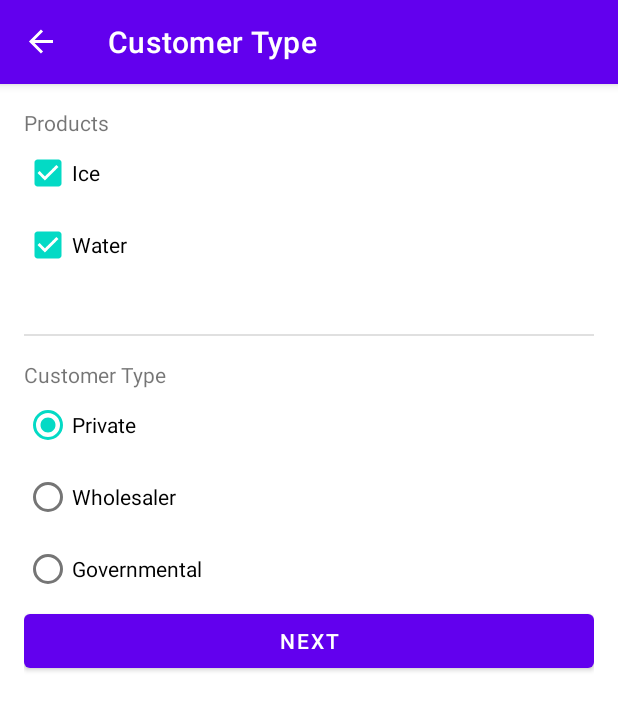
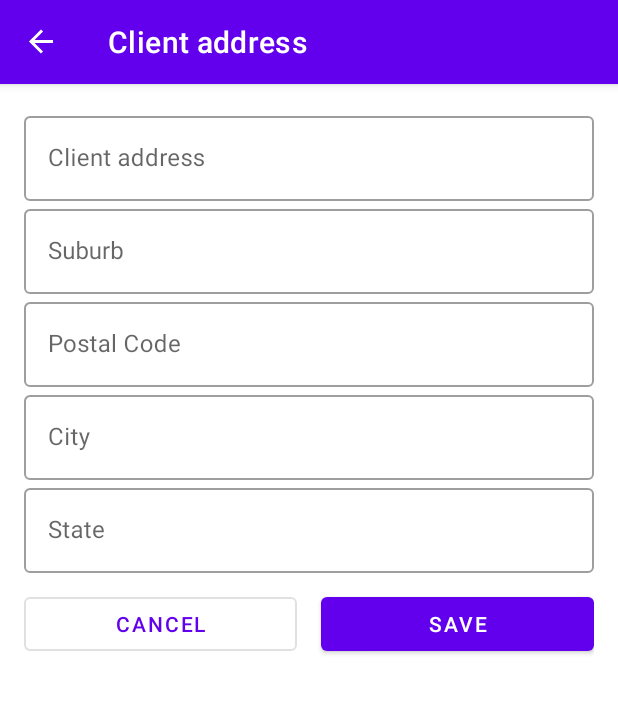
Before and after one commit to btocntrs/Jefe_de_Ruta, an Android app: the NewClientTypeFragment screen opened through its navigation route, after a tap on "NEXT", on a phone screen of 412 x 824 dp. Shown: the top 710 px of the screen. Run offline under Robolectric (Android 15) with nearby library versions, the phone set to English and light mode, and no system bars; our stand-ins replace data binding, navigation-ui; 3 other taps on this screen came first.

Commit message:
Se añadió el fragmento para la dirección del cliente. Se implementó el boton Cancelar. Los clientes se guardan en la lista de manera provisional.

```diff
--- a/app/src/main/java/com/gruposinai/jefederuta/MainActivity.kt
+++ b/app/src/main/java/com/gruposinai/jefederuta/MainActivity.kt
@@ -22,9 +22,4 @@ class MainActivity : AppCompatActivity() {
         setupActionBarWithNavController(navController)
     }
 
-    override fun onSupportNavigateUp(): Boolean {
-        return navController.navigateUp() || super.onSupportNavigateUp()
-    }
-
-
 }
--- a/app/src/main/java/com/gruposinai/jefederuta/fragment/LoginUserFragment.kt
+++ b/app/src/main/java/com/gruposinai/jefederuta/fragment/LoginUserFragment.kt
@@ -54,9 +54,6 @@ class LoginUserFragment : Fragment() {
         } else {
             setErrorUserEmailField(true)
         }
-
-
-
     }
 
     /*
--- /dev/null
+++ b/app/src/main/java/com/gruposinai/jefederuta/fragment/NewClientAddressFragment.kt
@@ -0,0 +1,140 @@
+package com.gruposinai.jefederuta.fragment
+
+import android.os.Bundle
+import android.view.LayoutInflater
+import android.view.View
+import android.view.ViewGroup
+import androidx.fragment.app.Fragment
+import androidx.fragment.app.activityViewModels
+import androidx.navigation.fragment.findNavController
+import com.google.android.material.textfield.TextInputEditText
+import com.google.android.material.textfield.TextInputLayout
+import com.gruposinai.jefederuta.R
+import com.gruposinai.jefederuta.databinding.FragmentNewClientAddressBinding
+import com.gruposinai.jefederuta.model.ClientViewModel
+
+class NewClientAddressFragment : Fragment() {
+
+    private val sharedViewModel: ClientViewModel by activityViewModels()
+    private lateinit var binding: FragmentNewClientAddressBinding
+
+    //Fields
+    private lateinit var address: String
+    private lateinit var suburb: String
+    private lateinit var postalCode: String
+    private lateinit var city: String
+    private lateinit var state: String
+
+    //TextLayout and EditText
+    private val textLayoutClientAddress: TextInputLayout by lazy { binding.textLayoutClientAddress }
+    private val editTextClientAddress: TextInputEditText by lazy { binding.editTexClientAddress }
+    private val textLayoutClientSuburb: TextInputLayout by lazy { binding.textLayoutClientSuburb }
+    private val editTextClientSuburb: TextInputEditText by lazy { binding.editTexClientSuburb }
+    private val textLayoutClientCP: TextInputLayout by lazy { binding.textLayoutClientCp }
+    private val editTextClientCP: TextInputEditText by lazy { binding.editTexClientCp }
+    private val textLayoutClientCity: TextInputLayout by lazy { binding.textLayoutClientCity }
+    private val editTextClientCity: TextInputEditText by lazy { binding.editTexClientCity }
+    private val textLayoutClientState: TextInputLayout by lazy { binding.textLayoutClientState }
+    private val editTextClientState: TextInputEditText by lazy { binding.editTexClientState }
+
+    override fun onCreateView(
+        inflater: LayoutInflater,
+        container: ViewGroup?,
+        savedInstanceState: Bundle?
+    ): View {
+        binding = FragmentNewClientAddressBinding.inflate(inflater, container, false)
+        return binding.root
+    }
+
+    override fun onViewCreated(view: View, savedInstanceState: Bundle?) {
+        binding.apply {
+            sharedViewModel = this@NewClientAddressFragment.sharedViewModel
+            saveButton.setOnClickListener { saveClient() }
+            cancelButton.setOnClickListener { cancel() }
+        }
+    }
+
+    private fun saveClient(){
+        //Fields to address
+        address = editTextClientAddress.text.toString()
+        suburb = editTextClientSuburb.text.toString()
+        postalCode = editTextClientCP.text.toString()
+        city = editTextClientCity.text.toString()
+        state = editTextClientState.text.toString()
+        //Booleans to verify fields state
+        val isValidAddress = address.isNotEmpty()
+        val isValidSuburb = suburb.isNotEmpty()
+        val isValidPostalCode = postalCode.isNotEmpty()
+        val isValidCity = city.isNotEmpty()
+        val isValidState = state.isNotEmpty()
+
+        setErrorClientAddress(isValidAddress)
+        setErrorClientSuburb(isValidSuburb)
+        setErrorClientCP(isValidPostalCode)
+        setErrorClientCity(isValidCity)
+        setErrorClientState(isValidState)
+
+        if(isValidAddress && isValidSuburb && isValidPostalCode && isValidCity && isValidState){
+            sharedViewModel.setAddress(address, suburb, postalCode, city, state)
+            sharedViewModel.addClient()
+            findNavController().navigate(R.id.action_newClientAddressFragment_to_clientListFragment)
+        }
+
+    }
+
+    private fun setErrorClientAddress(isValid: Boolean){
+        if(!isValid){
+            textLayoutClientAddress.isErrorEnabled = true
+            textLayoutClientAddress.error = getString(R.string.required_field)
+        }else{
+            textLayoutClientAddress.isErrorEnabled = false
+            textLayoutClientAddress.error = null
+        }
+    }
+
+    private fun setErrorClientSuburb(isValid: Boolean){
+        if(!isValid){
+            textLayoutClientSuburb.isErrorEnabled = true
+            textLayoutClientSuburb.error = getString(R.string.required_field)
+        }else{
+            textLayoutClientSuburb.isErrorEnabled = false
+            textLayoutClientSuburb.error = null
+        }
+    }
+
+    private fun setErrorClientCP(isValid: Boolean){
+        if(!isValid){
+            textLayoutClientCP.isErrorEnabled = true
+            textLayoutClientCP.error = getString(R.string.required_field)
+        }else{
+            textLayoutClientCP.isErrorEnabled = false
+            textLayoutClientCP.error = null
+        }
+    }
+
+    private fun setErrorClientCity(isValid: Boolean){
+        if(!isValid){
+            textLayoutClientCity.isErrorEnabled = true
+            textLayoutClientCity.error = getString(R.string.required_field)
+        }else{
+            textLayoutClientCity.isErrorEnabled = false
+            textLayoutClientCity.error = null
+        }
+    }
+
+    private fun setErrorClientState(isValid: Boolean){
+        if(!isValid){
+            textLayoutClientState.isErrorEnabled = true
+            textLayoutClientState.error = getString(R.string.required_field)
+        }else{
+            textLayoutClientState.isErrorEnabled = false
+            textLayoutClientState.error = null
+        }
+    }
+
+    private fun cancel(){
+        sharedViewModel.resetDates()
+        findNavController().navigate(R.id.action_newClientAddressFragment_to_clientListFragment)
+    }
+
+}
--- a/app/src/main/java/com/gruposinai/jefederuta/fragment/NewClientNameFragment.kt
+++ b/app/src/main/java/com/gruposinai/jefederuta/fragment/NewClientNameFragment.kt
@@ -85,8 +85,8 @@ class NewClientNameFragment : Fragment() {
     }
 
     private fun cancel(){
-        val action = NewClientNameFragmentDirections.actionNewClientNameFragmentToClientListFragment()
-        findNavController().navigate(action)
+        sharedViewModel.resetDates()
+        findNavController().navigate(R.id.action_newClientNameFragment_to_clientListFragment)
     }
 
 }
--- a/app/src/main/java/com/gruposinai/jefederuta/fragment/NewClientTypeFragment.kt
+++ b/app/src/main/java/com/gruposinai/jefederuta/fragment/NewClientTypeFragment.kt
@@ -4,9 +4,9 @@ import android.os.Bundle
 import android.view.LayoutInflater
 import android.view.View
 import android.view.ViewGroup
-import android.widget.Toast
 import androidx.fragment.app.Fragment
 import androidx.fragment.app.activityViewModels
+import androidx.navigation.fragment.findNavController
 import com.gruposinai.jefederuta.R
 import com.gruposinai.jefederuta.databinding.FragmentNewClientTypeBinding
 import com.gruposinai.jefederuta.model.ClientViewModel
@@ -30,15 +30,14 @@ class NewClientTypeFragment : Fragment() {
         binding.apply {
             sharedViewModel = this@NewClientTypeFragment.sharedViewModel
             nextButton.setOnClickListener { nextScreen() }
+            cancelButton.setOnClickListener { cancel() }
         }
     }
 
     private fun nextScreen(){
         if(sharedViewModel.iceBuyer.value!! || sharedViewModel.waterBuyer.value!!){
             setErrorCustomerType(false)
-            val template = "Ice = ${sharedViewModel.iceBuyer.value} - Water = ${sharedViewModel.waterBuyer.value}"
-            Toast.makeText(context, template, Toast.LENGTH_LONG).show()
-
+            findNavController().navigate(R.id.action_newClientTypeFragment_to_newClientAddressFragment)
         } else {
             setErrorCustomerType(true)
         }
@@ -55,5 +54,9 @@ class NewClientTypeFragment : Fragment() {
         }
     }
 
+    private fun cancel(){
+        sharedViewModel.resetDates()
+        findNavController().navigate(R.id.action_newClientTypeFragment_to_clientListFragment)
+    }
 
 }
--- a/app/src/main/java/com/gruposinai/jefederuta/model/ClientViewModel.kt
+++ b/app/src/main/java/com/gruposinai/jefederuta/model/ClientViewModel.kt
@@ -4,44 +4,95 @@ import androidx.lifecycle.LiveData
 import androidx.lifecycle.MutableLiveData
 import androidx.lifecycle.ViewModel
 import com.gruposinai.jefederuta.data.Data.Companion.clients
+import java.util.*
 
 class ClientViewModel: ViewModel() {
 
     private val clientList = clients
+    private val newClient = Client(
+            UUID.randomUUID().toString(),
+            name = "",
+            alias = "",
+            iceBuyer = false,
+            waterBuyer = false,
+            customerType = "",
+            address = "",
+            suburb = "",
+            postalCode = -1,
+            city = "",
+            state = ""
+        )
 
-    private val _name = MutableLiveData<String>("")
+    private val _name = MutableLiveData("")
     val name: LiveData<String> = _name
 
-    private val _alias = MutableLiveData<String>("")
+    private val _alias = MutableLiveData("")
     val alias: LiveData<String> = _alias
 
-    private val _iceBuyer = MutableLiveData<Boolean>(false)
+    private val _iceBuyer = MutableLiveData(false)
     val iceBuyer: LiveData<Boolean> = _iceBuyer
 
-    private val _waterBuyer = MutableLiveData<Boolean>(false)
+    private val _waterBuyer = MutableLiveData(false)
     val waterBuyer: LiveData<Boolean> = _waterBuyer
 
-    private val _customerType = MutableLiveData<String>("")
+    private val _customerType = MutableLiveData("")
     val customerType: LiveData<String> = _customerType
+
+    private val _address = MutableLiveData("")
+    val address: LiveData<String> = _address
+
+    private val _suburb = MutableLiveData("")
+    val suburb: LiveData<String> = _suburb
+
+    private val _postalCode = MutableLiveData("")
+    val postalCode: LiveData<String> = _postalCode
+
+    private val _city = MutableLiveData("")
+    val city: LiveData<String> = _city
+
+    private val _state = MutableLiveData("")
+    val state: LiveData<String> = _state
 
     fun setName(name: String){
         _name.value = name
+        newClient.name = name
     }
 
     fun setAlias(alias: String){
         _alias.value = alias
+        newClient.alias = alias
     }
 
     fun setIceBuyer(isIceBuyer: Boolean){
         _iceBuyer.value = isIceBuyer
+        newClient.iceBuyer = isIceBuyer
     }
 
     fun setWaterBuyer(isWaterBuyer: Boolean){
         _waterBuyer.value = isWaterBuyer
+        newClient.waterBuyer = isWaterBuyer
     }
 
     fun setCustomerType(typeSelected: String){
         _customerType.value = typeSelected
+        newClient.customerType = typeSelected
+    }
+
+    fun setAddress(address: String, suburb: String, postalCode: String, city: String, state: String){
+        _address.value = address
+        newClient.address = address
+
+        _suburb.value = suburb
+        newClient.suburb = suburb
+
+        _postalCode.value = postalCode
+        newClient.postalCode = postalCode.toInt()
+
+        _city.value = city
+        newClient.city = city
+
+        _state.value = state
+        newClient.state = state
     }
 
     fun hasNoCustomerTypeSet(): Boolean{
@@ -52,4 +103,25 @@ class ClientViewModel: ViewModel() {
         clientList.add(newClient)
     }
 
+    fun addClient(){
+        clientList.add(newClient)
+    }
+
+    fun getClient(): Client{
+        return newClient
+    }
+
+    fun resetDates(){
+        _name.value = ""
+        _alias.value = ""
+        _iceBuyer.value = false
+        _waterBuyer.value = false
+        _customerType.value = ""
+        _address.value = ""
+        _suburb.value = ""
+        _postalCode.value = ""
+        _city.value = ""
+        _state.value = ""
+    }
+
 }
--- /dev/null
+++ b/app/src/main/res/layout/fragment_new_client_address.xml
@@ -0,0 +1,136 @@
+<?xml version="1.0" encoding="utf-8"?>
+<layout xmlns:android="http://schemas.android.com/apk/res/android"
+    xmlns:tools="http://schemas.android.com/tools"
+    xmlns:app="http://schemas.android.com/apk/res-auto">
+
+    <data>
+        <variable
+            name="sharedViewModel"
+            type="com.gruposinai.jefederuta.model.ClientViewModel" />
+    </data>
+
+    <androidx.constraintlayout.widget.ConstraintLayout
+        android:layout_width="match_parent"
+        android:layout_height="match_parent"
+        android:padding="@dimen/side_margin"
+        tools:context=".fragment.NewClientAddressFragment">
+
+        <com.google.android.material.textfield.TextInputLayout
+            android:id="@+id/text_layout_client_address"
+            style="@style/Widget.JefeDeRuta.TextInputLayout.OutlinedBox"
+            android:layout_width="0dp"
+            android:layout_height="wrap_content"
+            android:hint="@string/prompt_client_address"
+            app:errorIconDrawable="@drawable/ic_error"
+            app:layout_constraintTop_toTopOf="parent"
+            app:layout_constraintStart_toStartOf="parent"
+            app:layout_constraintEnd_toEndOf="parent">
+
+            <com.google.android.material.textfield.TextInputEditText
+                android:id="@+id/edit_tex_client_address"
+                android:layout_width="match_parent"
+                android:layout_height="match_parent"
+                android:inputType="text"/>
+
+        </com.google.android.material.textfield.TextInputLayout>
+
+        <com.google.android.material.textfield.TextInputLayout
+            android:id="@+id/text_layout_client_suburb"
+            style="@style/Widget.JefeDeRuta.TextInputLayout.OutlinedBox"
+            android:layout_width="0dp"
+            android:layout_height="wrap_content"
+            android:hint="@string/prompt_client_suburb"
+            app:errorIconDrawable="@drawable/ic_error"
+            app:layout_constraintTop_toBottomOf="@id/text_layout_client_address"
+            app:layout_constraintStart_toStartOf="parent"
+            app:layout_constraintEnd_toEndOf="parent">
+
+            <com.google.android.material.textfield.TextInputEditText
+                android:id="@+id/edit_tex_client_suburb"
+                android:layout_width="match_parent"
+                android:layout_height="match_parent"
+                android:inputType="text"/>
+
+        </com.google.android.material.textfield.TextInputLayout>
+
+        <com.google.android.material.textfield.TextInputLayout
+            android:id="@+id/text_layout_client_cp"
+            style="@style/Widget.JefeDeRuta.TextInputLayout.OutlinedBox"
+            android:layout_width="0dp"
+            android:layout_height="wrap_content"
+            android:hint="@string/prompt_client_cp"
+            app:errorIconDrawable="@drawable/ic_error"
+            app:layout_constraintTop_toBottomOf="@id/text_layout_client_suburb"
+            app:layout_constraintStart_toStartOf="parent"
+            app:layout_constraintEnd_toEndOf="parent">
+
+            <com.google.android.material.textfield.TextInputEditText
+                android:id="@+id/edit_tex_client_cp"
+                android:layout_width="match_parent"
+                android:layout_height="match_parent"
+                android:inputType="number"
+                android:digits="0123456789"/>
+
+        </com.google.android.material.textfield.TextInputLayout>
+
+        <com.google.android.material.textfield.TextInputLayout
+            android:id="@+id/text_layout_client_city"
+            style="@style/Widget.JefeDeRuta.TextInputLayout.OutlinedBox"
+            android:layout_width="0dp"
+            android:layout_height="wrap_content"
+            android:hint="@string/prompt_client_city"
+            app:errorIconDrawable="@drawable/ic_error"
+            app:layout_constraintTop_toBottomOf="@id/text_layout_client_cp"
+            app:layout_constraintStart_toStartOf="parent"
+            app:layout_constraintEnd_toEndOf="parent">
+
+            <com.google.android.material.textfield.TextInputEditText
+                android:id="@+id/edit_tex_client_city"
+                android:layout_width="match_parent"
+                android:layout_height="match_parent"
+                android:inputType="text" />
+
+        </com.google.android.material.textfield.TextInputLayout>
+
+        <com.google.android.material.textfield.TextInputLayout
+            android:id="@+id/text_layout_client_state"
+            style="@style/Widget.JefeDeRuta.TextInputLayout.OutlinedBox"
+            android:layout_width="0dp"
+            android:layout_height="wrap_content"
+            android:hint="@string/prompt_client_state"
+            app:errorIconDrawable="@drawable/ic_error"
+            app:layout_constraintTop_toBottomOf="@id/text_layout_client_city"
+            app:layout_constraintStart_toStartOf="parent"
+            app:layout_constraintEnd_toEndOf="parent">
+
+            <com.google.android.material.textfield.TextInputEditText
+                android:id="@+id/edit_tex_client_state"
+                android:layout_width="match_parent"
+                android:layout_height="match_parent"
+                android:inputType="text"/>
+
+        </com.google.android.material.textfield.TextInputLayout>
+
+        <Button
+            android:id="@+id/save_button"
+            android:layout_width="0dp"
+            android:layout_height="wrap_content"
+            android:layout_marginTop="10dp"
+            app:layout_constraintTop_toBottomOf="@id/text_layout_client_state"
+            app:layout_constraintStart_toEndOf="@id/cancel_button"
+            app:layout_constraintEnd_toEndOf="parent"
+            android:text="@string/save_button" />
+
+        <Button
+            android:id="@+id/cancel_button"
+            android:layout_width="0dp"
+            android:layout_height="wrap_content"
+            app:layout_constraintTop_toTopOf="@id/save_button"
+            app:layout_constraintStart_toStartOf="parent"
+            app:layout_constraintEnd_toStartOf="@id/save_button"
+            android:layout_marginEnd="@dimen/side_margin"
+            android:text="@string/cancel_button"
+            style="?attr/materialButtonOutlinedStyle"/>
+
+    </androidx.constraintlayout.widget.ConstraintLayout>
+</layout>
--- a/app/src/main/res/navigation/nav_graph_clients.xml
+++ b/app/src/main/res/navigation/nav_graph_clients.xml
@@ -21,7 +21,9 @@
         tools:layout="@layout/fragment_new_client_name">
         <action
             android:id="@+id/action_newClientNameFragment_to_clientListFragment"
-            app:destination="@id/clientListFragment" />
+            app:destination="@id/clientListFragment"
+            app:popUpTo="@id/clientListFragment"
+            app:popUpToInclusive="true" />
         <action
             android:id="@+id/action_newClientNameFragment_to_newClientTypeFragment"
             app:destination="@id/newClientTypeFragment" />
@@ -30,5 +32,24 @@
         android:id="@+id/newClientTypeFragment"
         android:name="com.gruposinai.jefederuta.fragment.NewClientTypeFragment"
         android:label="@string/customer_type"
-        tools:layout="@layout/fragment_new_client_type" />
+        tools:layout="@layout/fragment_new_client_type" >
+        <action
+            android:id="@+id/action_newClientTypeFragment_to_newClientAddressFragment"
+            app:destination="@id/newClientAddressFragment" />
+        <action
+            android:id="@+id/action_newClientTypeFragment_to_clientListFragment"
+            app:destination="@id/clientListFragment"
+            app:popUpTo="@id/clientListFragment"
+            app:popUpToInclusive="true" />
+    </fragment>
+    <fragment
+        android:id="@+id/newClientAddressFragment"
+        android:name="com.gruposinai.jefederuta.fragment.NewClientAddressFragment"
+        android:label="@string/prompt_client_address" >
+        <action
+            android:id="@+id/action_newClientAddressFragment_to_clientListFragment"
+            app:destination="@id/clientListFragment"
+            app:popUpTo="@id/clientListFragment"
+            app:popUpToInclusive="true" />
+    </fragment>
 </navigation>
--- a/app/src/main/res/values/strings.xml
+++ b/app/src/main/res/values/strings.xml
@@ -12,6 +12,7 @@
     <string name="list_of_clients">List of clients of </string>
     <string name="next_button">Next</string>
     <string name="cancel_button">Cancel</string>
+    <string name="save_button">Save</string>
 
     <!--String related to new client form-->
     <string name="title_client_name">Name of the client</string>
@@ -19,6 +20,11 @@
     <string name="prompt_client_name">Name of client</string>
     <string name="required_field">This field is required</string>
     <string name="prompt_client_alias" translatable="false">Alias</string>
+    <string name="prompt_client_address">Client address</string>
+    <string name="prompt_client_suburb">Suburb</string>
+    <string name="prompt_client_cp">Postal Code</string>
+    <string name="prompt_client_city">City</string>
+    <string name="prompt_client_state">State</string>
     <string name="ice">Ice</string>
     <string name="water">Water</string>
     <string name="products">Products</string>
```
Also changed, not shown: app/src/main/java/com/gruposinai/jefederuta/model/Client.kt (+16 -3 lines), app/src/main/res/layout/fragment_new_client_name.xml (+6 -5 lines), app/src/main/res/layout/fragment_new_client_type.xml (+36 -6 lines), 1 other file.
